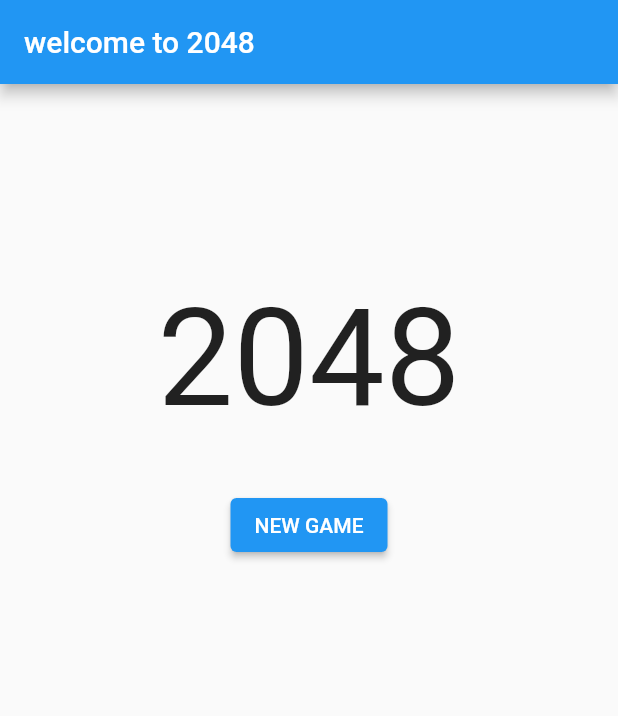
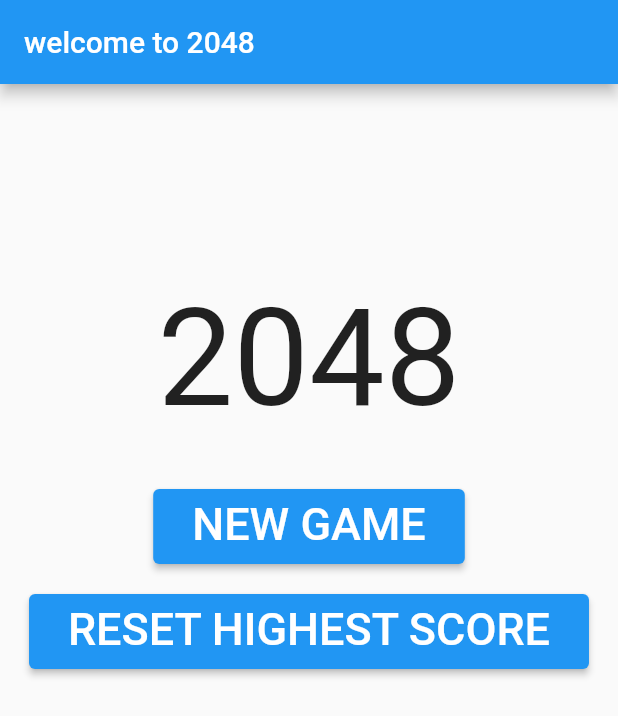
Before and after one commit to Isrothy/TwentyFortyEight_Flutter, a Flutter app: the screen it shows after launch, on a phone screen of 412 x 824 dp. Shown: the top 716 px of the screen. Run offline on Flutter 3.47's test engine with Material 2 defaults, Android fonts, the phone set to English and light mode, and no system bars.

Commit message:
add reset highest score button

```diff
--- a/lib/widgets/twenty_forty_eight.dart
+++ b/lib/widgets/twenty_forty_eight.dart
@@ -8,8 +8,29 @@ class StartGameButton extends StatelessWidget {
     return ElevatedButton(
       onPressed: () {},
       child: Container(
-        child: const Text("NEW GAME"),
-        decoration: const BoxDecoration(),
+        padding: const EdgeInsets.all(10),
+        child: const Text(
+          "NEW GAME",
+          style: TextStyle(height: 1, fontSize: 30),
+        ),
+      ),
+    );
+  }
+}
+
+class ResetHighestScoreButton extends StatelessWidget {
+  const ResetHighestScoreButton({Key? key}) : super(key: key);
+
+  @override
+  Widget build(BuildContext context) {
+    return ElevatedButton(
+      onPressed: () {},
+      child: Container(
+        padding: const EdgeInsets.all(10),
+        child: const Text(
+          "RESET HIGHEST SCORE",
+          style: TextStyle(height: 1, fontSize: 30),
+        ),
       ),
     );
   }
@@ -34,6 +55,10 @@ class TwentyFortyEight extends StatelessWidget {
                 style: TextStyle(height: 3, fontSize: 90),
               ),
               StartGameButton(),
+              SizedBox(
+                height: 20,
+              ),
+              ResetHighestScoreButton(),
             ],
           ),
         ),
```
